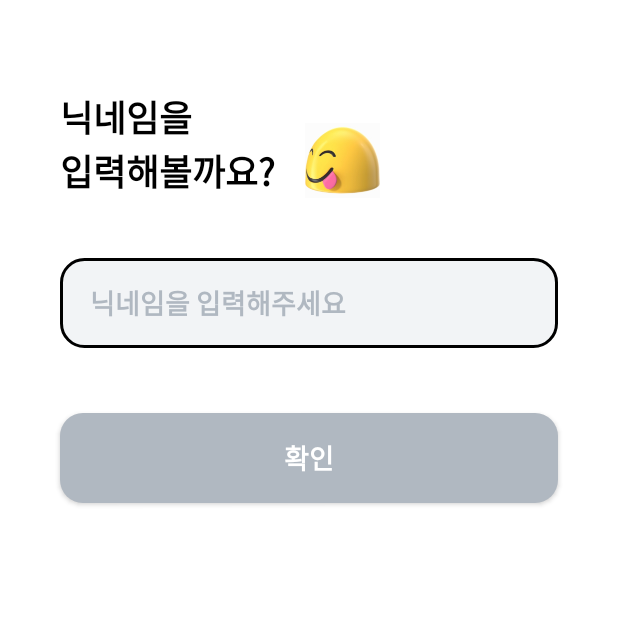
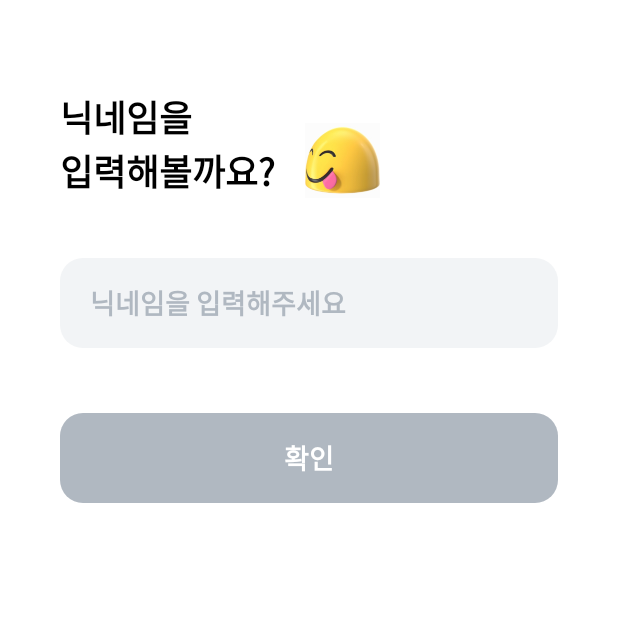
Before and after one commit to TEAM-PREAT/PREAT_AOS, an Android app: the NicknameFragment screen opened directly, with no data from a screen before it, on a phone screen of 412 x 824 dp, the top half of it. Run offline under Robolectric (Android 15) with nearby library versions, the phone set to English and light mode, and no system bars; our stand-ins replace Dagger/Hilt's generated code, data binding; 5 statements that could not run were skipped.

Commit message:
[design] 닉네임 레이아웃 구현 (#7)

```diff
--- a/feature/sign-up/src/main/res/layout/fragment_nickname.xml
+++ b/feature/sign-up/src/main/res/layout/fragment_nickname.xml
@@ -2,6 +2,17 @@
 <layout xmlns:android="http://schemas.android.com/apk/res/android"
     xmlns:app="http://schemas.android.com/apk/res-auto"
     xmlns:tools="http://schemas.android.com/tools">
+
+    <data>
+
+        <variable
+            name="state"
+            type="com.freetreechair.sign_up.nickname.NicknameState" />
+
+        <variable
+            name="vm"
+            type="com.freetreechair.sign_up.nickname.NicknameViewModel" />
+    </data>
 
     <androidx.constraintlayout.widget.ConstraintLayout
         android:layout_width="match_parent"
@@ -36,7 +47,7 @@
             android:layout_marginStart="40dp"
             android:layout_marginTop="40dp"
             android:layout_marginEnd="40dp"
-            android:background="@drawable/bg_button_black_stroke_15_dp"
+            android:background="@drawable/bg_button_no_stroke_15_dp"
             android:gravity="center_vertical"
             android:hint="@string/hint_nickname"
             android:imeOptions="actionDone"
@@ -44,24 +55,26 @@
             android:maxLength="12"
             android:maxLines="1"
             android:paddingHorizontal="20dp"
+            android:text="@={vm.nickname}"
             android:textAppearance="@style/title_3B"
             android:textColor="@color/black"
             android:textColorHint="@color/gray_40"
             android:textCursorDrawable="@drawable/shape_cursor_orange"
             app:layout_constraintEnd_toEndOf="parent"
             app:layout_constraintStart_toStartOf="parent"
-            app:layout_constraintTop_toBottomOf="@id/tv_nickname" />
+            app:layout_constraintTop_toBottomOf="@id/tv_nickname"
+            app:updateBackground="@{vm.nicknameState}" />
 
-        <androidx.appcompat.widget.AppCompatImageButton
+        <androidx.appcompat.widget.AppCompatImageView
             android:id="@+id/btn_state"
             android:layout_width="wrap_content"
             android:layout_height="wrap_content"
             android:layout_marginEnd="20dp"
-            android:background="@color/transparent"
             android:translationZ="1dp"
             app:layout_constraintBottom_toBottomOf="@id/et_nickname"
             app:layout_constraintEnd_toEndOf="@id/et_nickname"
             app:layout_constraintTop_toTopOf="@id/et_nickname"
+            app:updateAppearance="@{vm.nicknameState}"
             tools:src="@drawable/ic_close" />
 
         <TextView
@@ -74,6 +87,7 @@
             android:textColor="@color/point_red"
             app:layout_constraintStart_toStartOf="@id/et_nickname"
             app:layout_constraintTop_toBottomOf="@id/et_nickname"
+            app:updateAppearance="@{vm.nicknameState}"
             tools:text="@string/duplicated_nickname" />
 
         <androidx.appcompat.widget.AppCompatButton
@@ -83,12 +97,14 @@
             android:layout_marginTop="20dp"
             android:background="@drawable/bg_button_gray_15_dp"
             android:gravity="center"
+            android:stateListAnimator="@null"
             android:text="@string/ok"
             android:textAppearance="@style/title_3B"
             android:textColor="@color/white"
             app:layout_constraintEnd_toEndOf="@id/et_nickname"
             app:layout_constraintStart_toStartOf="@id/et_nickname"
-            app:layout_constraintTop_toBottomOf="@id/tv_alert" />
+            app:layout_constraintTop_toBottomOf="@id/tv_alert"
+            app:updateBackground="@{vm.nicknameState}" />
 
     </androidx.constraintlayout.widget.ConstraintLayout>
 </layout>
--- /dev/null
+++ b/feature/sign-up/src/main/res/layout/fragment_welcome.xml
@@ -0,0 +1,20 @@
+<?xml version="1.0" encoding="utf-8"?>
+<layout xmlns:android="http://schemas.android.com/apk/res/android"
+    xmlns:app="http://schemas.android.com/apk/res-auto">
+
+    <androidx.constraintlayout.widget.ConstraintLayout
+        android:layout_width="match_parent"
+        android:layout_height="match_parent">
+
+        <TextView
+            android:id="@+id/tv_nickname"
+            app:layout_constraintStart_toStartOf="parent"
+            app:layout_constraintEnd_toEndOf="parent"
+            app:layout_constraintTop_toTopOf="parent"
+            app:layout_constraintBottom_toBottomOf="parent"
+            android:layout_width="wrap_content"
+            android:layout_height="wrap_content"/>
+
+    </androidx.constraintlayout.widget.ConstraintLayout>
+
+</layout>
--- a/feature/sign-up/src/main/res/navigation/sign_up_nav_graph.xml
+++ b/feature/sign-up/src/main/res/navigation/sign_up_nav_graph.xml
@@ -9,6 +9,25 @@
         android:id="@+id/nicknameFragment"
         android:name="com.freetreechair.sign_up.nickname.NicknameFragment"
         android:label="NicknameFragment"
-        tools:layout="@layout/fragment_nickname" />
+        tools:layout="@layout/fragment_nickname">
+        <action
+            android:id="@+id/action_nicknameFragment_to_welcomeFragment"
+            app:destination="@id/welcomeFragment"
+            app:enterAnim="@anim/view_fade_in"
+            app:exitAnim="@anim/view_fade_out"
+            app:popEnterAnim="@anim/view_fade_in"
+            app:popExitAnim="@anim/view_fade_out" />
+    </fragment>
+
+    <fragment
+        android:id="@+id/welcomeFragment"
+        android:name="com.freetreechair.sign_up.welcome.WelcomeFragment"
+        android:label="WelcomeFragment"
+        tools:layout="@layout/fragment_welcome">
+        <argument
+            android:name="nickname"
+            app:argType="string"
+            app:nullable="false" />
+    </fragment>
 
 </navigation>
```
